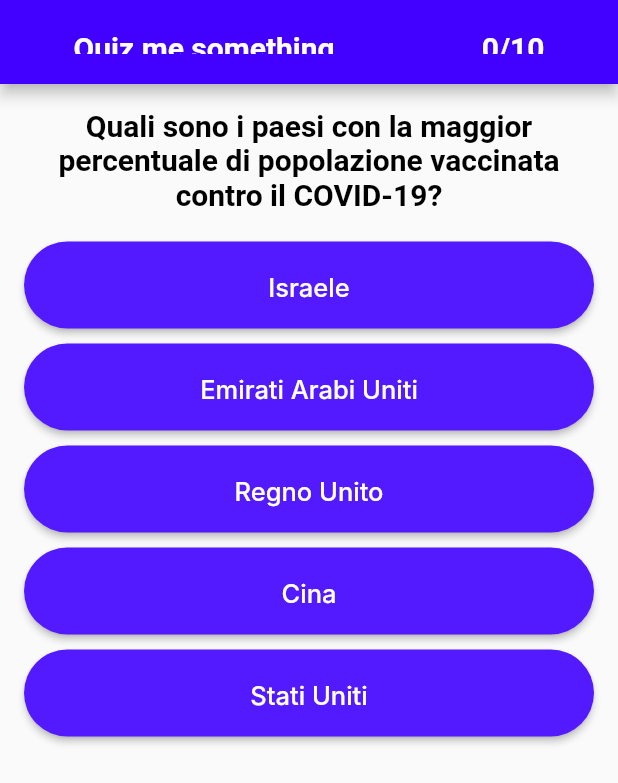
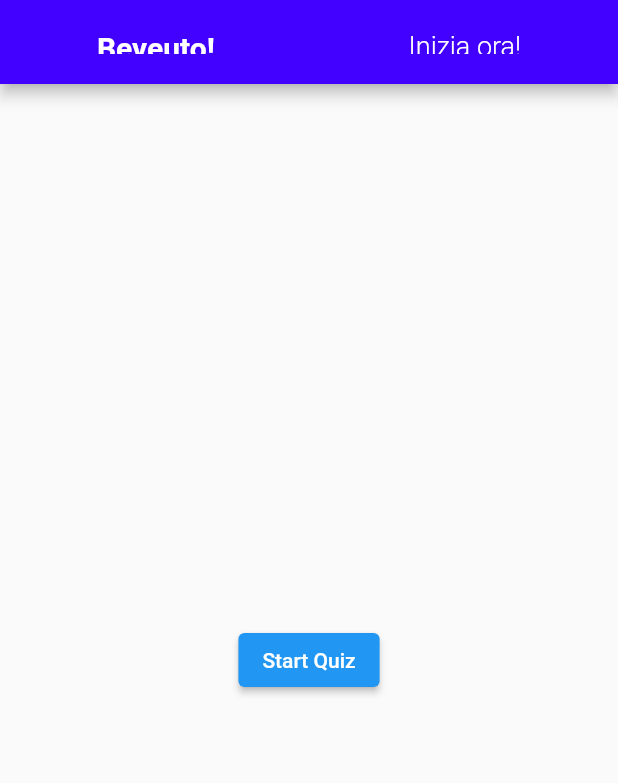
Before and after one commit to francemazzi/quiz, a Flutter app: the screen it shows after launch, on a phone screen of 412 x 824 dp. Shown: the top 783 px of the screen. Run offline on Flutter 3.47's test engine with Material 2 defaults, Android fonts, the phone set to English and light mode, and no system bars; Roboto replaces fonts that are missing (Inter).

Commit message:
fix: buttons state

```diff
--- a/lib/main.dart
+++ b/lib/main.dart
@@ -1,4 +1,5 @@
 import 'package:flutter/material.dart';
+import 'package:quiz/page/home_page.dart';
 import 'package:quiz/page/question_game_page.dart';
 import 'package:quiz/question_list.dart';
 
@@ -17,7 +18,7 @@ class MyApp extends StatelessWidget {
       theme: ThemeData(
         primarySwatch: Colors.blue,
       ),
-      home: const QuestionGamePage(title: 'Quiz me something'),
+      home: const Home(),
     );
   }
 }
--- /dev/null
+++ b/lib/page/home_page.dart
@@ -0,0 +1,43 @@
+import 'package:flutter/material.dart';
+import 'package:flutter/src/widgets/framework.dart';
+import 'package:flutter/src/widgets/placeholder.dart';
+import 'package:quiz/page/question_game_page.dart';
+
+import '../widget/navbar.dart';
+
+class Home extends StatefulWidget {
+  const Home({super.key});
+
+  @override
+  State<Home> createState() => _HomeState();
+}
+
+class _HomeState extends State<Home> {
+  bool stateQuiz = false;
+
+  void quizSart() {
+    setState(() {
+      stateQuiz = true;
+    });
+  }
+
+  @override
+  Widget build(BuildContext context) {
+    return Scaffold(
+      appBar: Navbar("Beveuto!", 0, stateQuiz),
+      body: Center(
+        child: ElevatedButton(
+          onPressed: () {
+            Navigator.push(
+              context,
+              MaterialPageRoute(
+                  builder: (context) =>
+                      const QuestionGamePage(title: 'Quiz me something')),
+            );
+          },
+          child: const Text('Start Quiz'),
+        ),
+      ),
+    );
+  }
+}
--- a/lib/page/question_game_page.dart
+++ b/lib/page/question_game_page.dart
@@ -20,35 +20,29 @@ class QuestionGamePage extends StatefulWidget {
 class _QuestionGamePageState extends State<QuestionGamePage> {
   var isAnswerGivenCorrect = null;
   int incrementAnswer = 0;
-  int numberOfQuestion = 1;
-
-  var randomGenerator = () {
-    final random = Random();
-    return random.nextInt(30) + 1;
-  };
 
   void clickButton(int index) {
     setState(() {
-      isAnswerGivenCorrect = questions[numberOfQuestion].answerIndex == index;
+      isAnswerGivenCorrect = questions[incrementAnswer].answerIndex == index;
     });
   }
 
   void quizReset() {
     setState(() {
       isAnswerGivenCorrect = null;
-      incrementAnswer++;
+      incrementAnswer < 9 ? incrementAnswer++ : incrementAnswer = 0;
     });
   }
 
   @override
   Widget build(BuildContext context) {
     return Scaffold(
-      appBar: Navbar(widget.title, incrementAnswer),
+      appBar: Navbar(widget.title, incrementAnswer, true),
       body: Container(
           padding: const EdgeInsets.all(16.0),
           child: isAnswerGivenCorrect == null
-              ? Ask(clickButton, numberOfQuestion)
-              : Answer(isAnswerGivenCorrect, quizReset)),
+              ? Ask(clickButton, incrementAnswer)
+              : Answer(isAnswerGivenCorrect, quizReset, incrementAnswer)),
     );
   }
 }
--- a/lib/question_list.dart
+++ b/lib/question_list.dart
@@ -1,6 +1,6 @@
 import 'package:quiz/question.dart';
 
-final questions = [
+List questions = [
   Question(
     question: "Quali sono le cinque lingue più parlate al mondo?",
     answerIndex: 1,
@@ -21,12 +21,18 @@ final questions = [
   Question(
     question: "Quali sono le tappe del Tour de France 2023?",
     answerIndex: 0,
-    answer: ["Brest", "Lorient", "Nantes", "La Rochelle", "Bordeaux"],
+    answer: [
+      "Brest",
+      "Lorient",
+      "Nantes",
+      "La Rochelle",
+      "Bordeaux",
+    ],
   ),
   Question(
     question: "Quanti grammi di zucchero ci sono in una lattina di Coca-Cola?",
     answerIndex: 2,
-    answer: ["35 grammi"],
+    answer: ["35 grammi", "35 grammi", "35 grammi", "35 grammi"],
   ),
   Question(
     question: "Quali sono le sette meraviglie del mondo antico?",
@@ -44,7 +50,7 @@ final questions = [
   Question(
     question: "Quando è stato fondato Facebook?",
     answerIndex: 1,
-    answer: ["2004"],
+    answer: ["2004", "2004", "2004", "2004"],
   ),
   Question(
     question: "Quali sono le tappe del campionato di Formula 1 2023?",
@@ -62,7 +68,7 @@ final questions = [
   Question(
     question: "Chi ha vinto il premio Oscar per il miglior attore nel 2022?",
     answerIndex: 0,
-    answer: ["Will Smith"],
+    answer: ["Will Smith", "Will Smith", "Will Smith", "Will Smith"],
   ),
   Question(
     question: "Quali sono le dimensioni del campo di calcio?",
@@ -70,11 +76,20 @@ final questions = [
     answer: [
       "100-110 metri di lunghezza",
       "64-75 metri di larghezza",
+      "64-75 metri di larghezza",
     ],
   ),
   Question(
     question: "Quanti elementi chimici sono presenti nella tavola periodica?",
     answerIndex: 1,
-    answer: ["118"],
+    answer: ["118", "118", "118", "118"],
   ),
 ];
+
+// "id": "1721f7d8-767c-f9a3-030e-19e200c16141",
+//         "startAt": "1982-02-28T00:00:00.0Z",
+//         "category": "serie-a",
+//         "tags": [
+//             "aliqua sit enim eu",
+//             "consectetur commodo Duis esse est"
+//         ],
--- a/lib/widget/ask.dart
+++ b/lib/widget/ask.dart
@@ -1,7 +1,6 @@
 import 'package:flutter/material.dart';
 import 'package:flutter/src/widgets/framework.dart';
 import 'package:flutter/src/widgets/placeholder.dart';
-import 'dart:math';
 
 import '../question_list.dart';
 import 'button_answer.dart';
@@ -32,7 +31,7 @@ class Ask extends StatelessWidget {
           crossAxisAlignment: CrossAxisAlignment.stretch,
           mainAxisAlignment: MainAxisAlignment.center,
           children: [
-            for (int i = 0; i < questions[0].answer.length; i++)
+            for (int i = 0; i < questions[numberOfQuestion].answer.length; i++)
               Column(
                 crossAxisAlignment: CrossAxisAlignment.stretch,
                 children: [
--- a/lib/widget/navbar.dart
+++ b/lib/widget/navbar.dart
@@ -4,8 +4,9 @@ import 'package:flutter/src/widgets/placeholder.dart';
 
 class Navbar extends StatelessWidget with PreferredSizeWidget {
   final String widget;
-  final int incrementAnswer;
-  const Navbar(this.widget, this.incrementAnswer, {super.key});
+  final int? incrementAnswer;
+  final bool stateQuiz;
+  const Navbar(this.widget, this.incrementAnswer, this.stateQuiz, {super.key});
 
   @override
   Widget build(BuildContext context) {
@@ -25,12 +26,21 @@ class Navbar extends StatelessWidget with PreferredSizeWidget {
                   fontWeight: FontWeight.bold,
                 ),
               ),
-              Text(
-                "$incrementAnswer/10",
+              stateQuiz
+                  ? Text(
+                      "${incrementAnswer! + 1}/10",
                       style: TextStyle(
                         fontSize: 20,
                         color: Colors.white,
                         fontWeight: FontWeight.bold,
+                      ),
+                    )
+                  : Text(
+                      "Inizia ora!",
+                      style: const TextStyle(
+                        fontSize: 18,
+                        color: Colors.white,
+                        fontWeight: FontWeight.w300,
                       ),
                     ),
             ],
```
Also changed, not shown: lib/question.dart (+7 -4 lines), lib/widget/asnwer.dart (+10 -2 lines). Lines whose indentation alone changed are shown as unchanged.
